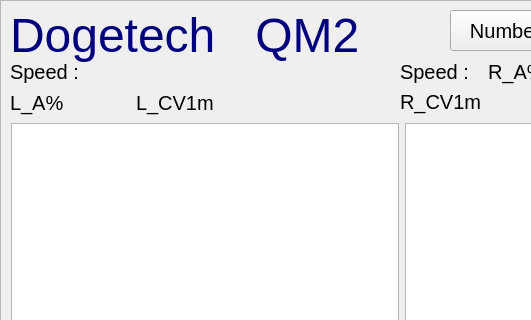
Qt form qualitymonitor.ui (cdfq277462/myQM) before a commit; both pictures show x 0 to 531 and y 0 to 320 of the 1080 by 612 pixel window.
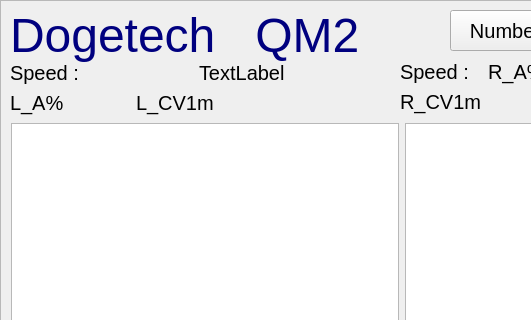
The same form after that commit.

```diff
--- a/qualitymonitor.ui
+++ b/qualitymonitor.ui
@@ -212,7 +212,7 @@
      <rect>
       <x>10</x>
       <y>90</y>
-      <width>347</width>
+      <width>371</width>
       <height>26</height>
      </rect>
     </property>
@@ -245,18 +245,31 @@
      </item>
     </layout>
    </widget>
-   <widget class="QLabel" name="label_L_speed">
+   <widget class="QWidget" name="">
     <property name="geometry">
      <rect>
       <x>10</x>
       <y>60</y>
-      <width>191</width>
-      <height>24</height>
+      <width>371</width>
+      <height>26</height>
      </rect>
     </property>
+    <layout class="QHBoxLayout" name="horizontalLayout_15">
+     <item>
+      <widget class="QLabel" name="label_L_speed">
     <property name="text">
      <string>Speed :</string>
     </property>
+      </widget>
+     </item>
+     <item>
+      <widget class="QLabel" name="label">
+       <property name="text">
+        <string>TextLabel</string>
+       </property>
+      </widget>
+     </item>
+    </layout>
    </widget>
   </widget>
   <widget class="QFrame" name="lvdt">
```
Lines whose indentation alone changed are shown as unchanged.
